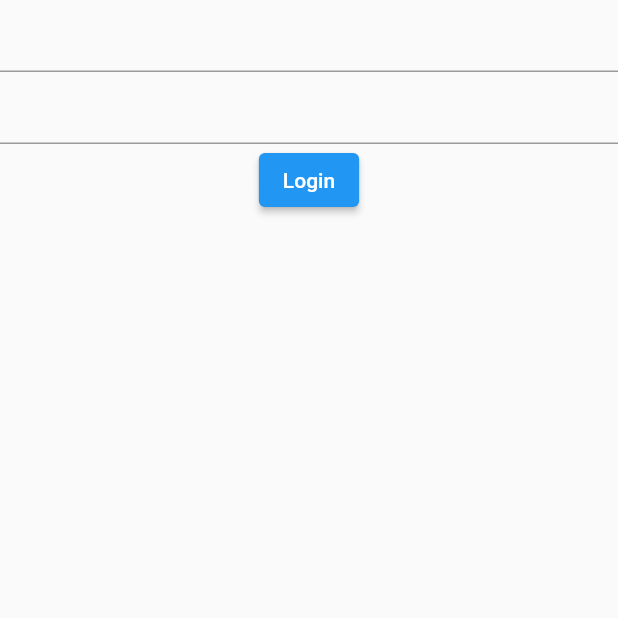
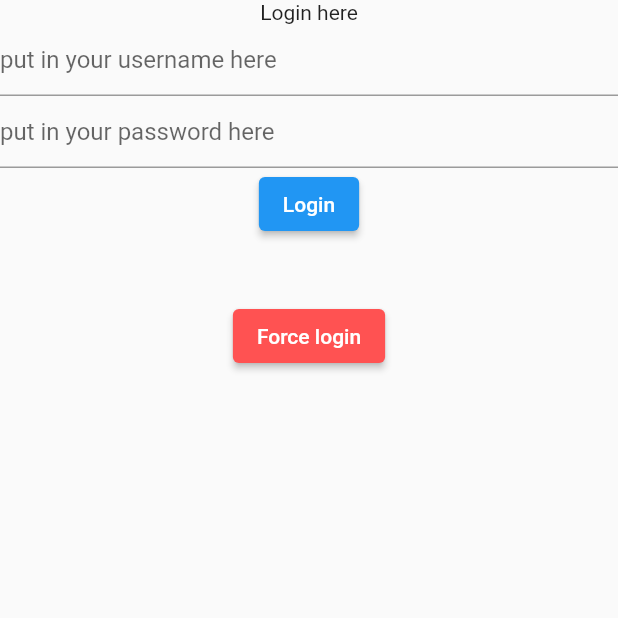
Before and after one commit to 1pluszone/authentication-with-provider, a Flutter app: the screen it shows after launch, on a phone screen of 412 x 824 dp, the top half of it. Run offline on Flutter 3.47's test engine with Material 2 defaults, Android fonts, the phone set to English and light mode, and no system bars; our stand-ins replace after_layout, connectivity, shared_preferences, sqflite; accounts and stored records are empty.

Commit message:
integration of sqlite for storage

```diff
--- a/lib/resource/network/network_calls.dart
+++ b/lib/resource/network/network_calls.dart
@@ -7,7 +7,8 @@ import 'package:http/http.dart' as http;
 
 class ApiCalls {
   Future<Map<String, String>> getHeader() async {
-    final token = await UserPreference().getSavedToken();
+    final userPref = await UserPreference.getInstance();
+    final token = userPref.getSavedToken();
 
     final header = {
       HttpHeaders.contentTypeHeader: 'application/json',
--- a/lib/view/each_blog_view.dart
+++ b/lib/view/each_blog_view.dart
@@ -50,7 +50,7 @@ class _EachBlogState extends State<EachBlog> with AfterLayoutMixin<EachBlog> {
               placeholder: "assets/loading.gif", image: blog.imageUrl),
           SizedBox(height: 20),
           Text(blog.title),
-          Text(blog.createdAt),
+          Text(BlogModel.formatter.format(DateTime.parse(blog.createdAt))),
         ],
       ),
     );
--- a/lib/view/login_screen.dart
+++ b/lib/view/login_screen.dart
@@ -11,8 +11,24 @@ class LoginScreen extends StatelessWidget {
   Widget build(BuildContext context) {
     UserProvider _provider = Provider.of<UserProvider>(context);
     return Scaffold(
-      body: SafeArea(child: loginWidget(context, _provider)),
+      body: eachLoginWidget(_provider, context),
     );
+  }
+
+  Widget eachLoginWidget(UserProvider _provider, BuildContext context) {
+    switch (_provider.status) {
+      case LoggedInStatus.loggedOut:
+        return SafeArea(child: loginWidget(context, _provider));
+        break;
+      case LoggedInStatus.loading:
+        return Center(
+          child: CircularProgressIndicator(),
+        );
+        break;
+      default:
+        return SizedBox();
+        break;
+    }
   }
 
   Widget loginWidget(BuildContext context, UserProvider _provider) {
@@ -21,9 +37,20 @@ class LoginScreen extends StatelessWidget {
         key: _loginFormKey,
         child: Column(
           children: [
+            Text("Login here"),
             emailField(),
             passwordField(),
             loginButton(context, _provider),
+            SizedBox(
+              height: 40,
+            ),
+            ElevatedButton(
+              style: ElevatedButton.styleFrom(
+                  primary: Colors.redAccent, onPrimary: Colors.white),
+              child: Text("Force login"),
+              onPressed: () =>
+                  Navigator.of(context).pushReplacementNamed("blogListScreen"),
+            ),
           ],
         ),
       ),
@@ -33,6 +60,7 @@ class LoginScreen extends StatelessWidget {
   Widget emailField() {
     return TextFormField(
         controller: _emailController,
+        decoration: InputDecoration(hintText: "put in your username here"),
         validator: (String value) {
           if (value.isEmpty) {
             return "Please put in your email";
@@ -46,6 +74,11 @@ class LoginScreen extends StatelessWidget {
   Widget passwordField() {
     return TextFormField(
         controller: _passwordController,
+        obscureText: true,
+        autocorrect: false,
+        decoration: InputDecoration(
+          hintText: "put in your password here",
+        ),
         validator: (String value) {
           if (value.isEmpty) {
             return "Please put in your password";
--- a/pubspec.yaml
+++ b/pubspec.yaml
@@ -34,6 +34,9 @@ dependencies:
   after_layout: ^1.1.0
   connectivity: ^3.0.3
   intl: ^0.17.0
+  sqflite: ^2.0.0+3
+  path_provider: ^2.0.1
+  path: ^1.8.0
 
 dev_dependencies:
   flutter_test:
```
Also changed, not shown: lib/provider/blogs_provider.dart (+32 -1 lines), lib/provider/each_blog_provider.dart (+13 -3 lines), lib/provider/user_provider.dart (+8 -2 lines), lib/resource/cache/each_blog_db.dart (added, +60 -0 lines), lib/resource/models/blog_model.dart (+11 -2 lines), lib/view/blog_list_screen.dart (+18 -3 lines), pubspec.lock, 1 other file.
